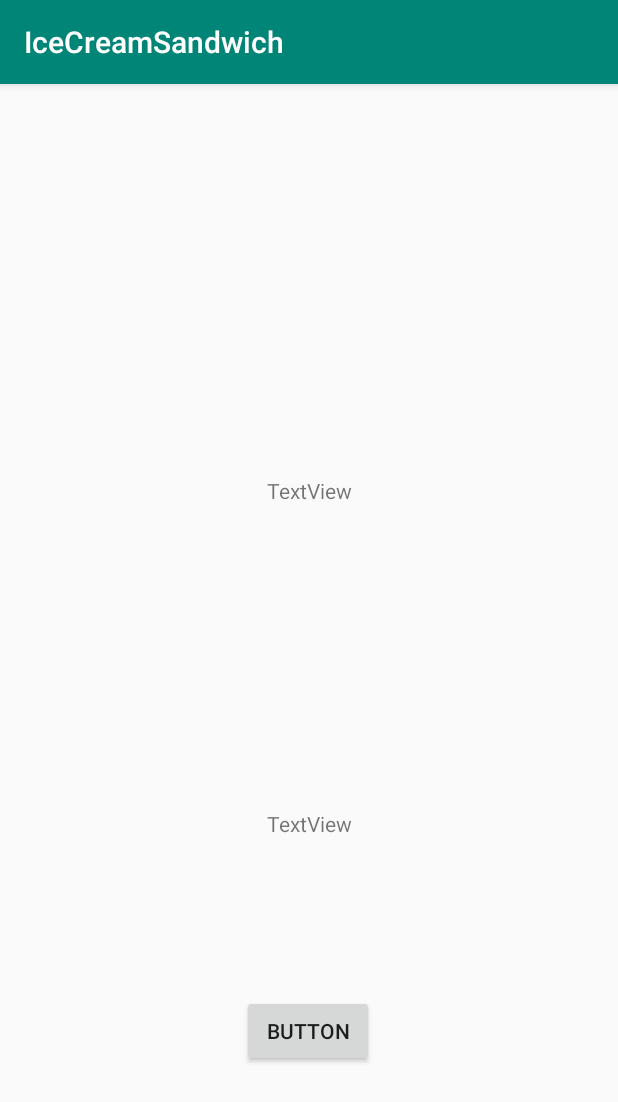
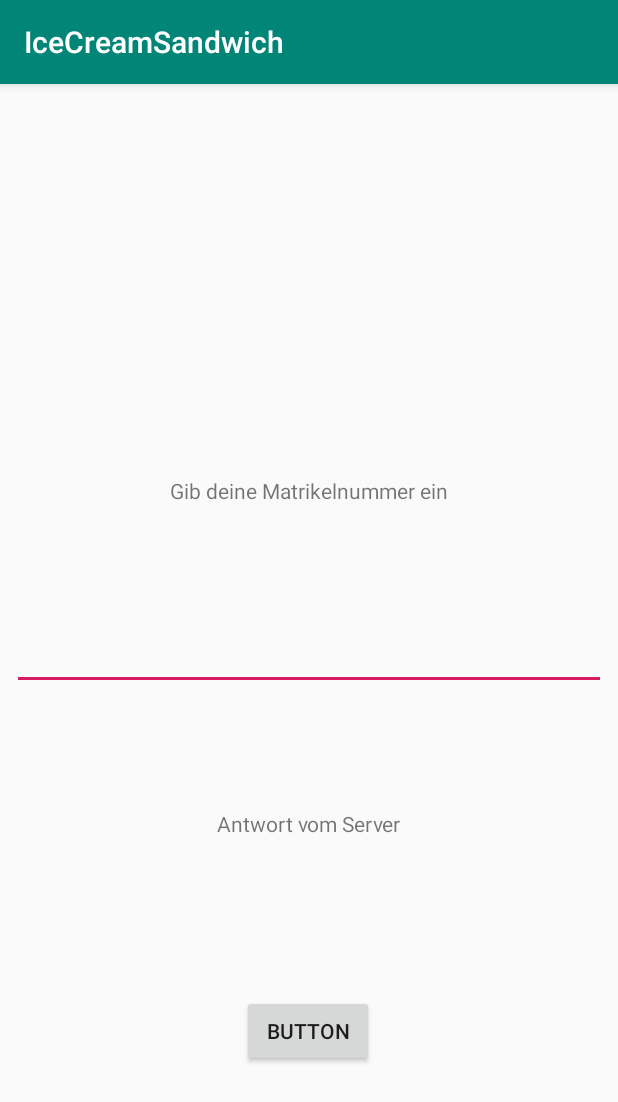
Before and after one commit to annawallner/IceCreamSandwich, an Android app: the screen it shows after launch (MainActivity), on a phone screen of 412 x 824 dp. Shown: the top 1102 px of the screen. Run offline under Robolectric (Android 15) with nearby library versions, the phone set to English and light mode, and no system bars.

Commit message:
Emulator installiert

```diff
--- a/IceCreamSandwich/app/src/main/java/com/example/icecreamsandwich/MainActivity.java
+++ b/IceCreamSandwich/app/src/main/java/com/example/icecreamsandwich/MainActivity.java
@@ -2,7 +2,9 @@ package com.example.icecreamsandwich;
 
 import android.support.v7.app.AppCompatActivity;
 import android.os.Bundle;
+import android.view.View;
 import android.widget.Button;
+import android.widget.EditText;
 import android.widget.TextView;
 
 public class MainActivity extends AppCompatActivity {
@@ -11,6 +13,7 @@ public class MainActivity extends AppCompatActivity {
     public TextView textView;
     public TextView textView2;
     public Button button;
+    public EditText editText;
 
     @Override
     protected void onCreate(Bundle savedInstanceState) {
@@ -21,5 +24,16 @@ public class MainActivity extends AppCompatActivity {
         textView = (TextView) findViewById(R.id.textView);
         textView2 = (TextView) findViewById(R.id.textView2);
         button = (Button) findViewById(R.id.button);
+        editText = (EditText) findViewById(R.id.editText);
+
+        //Text eingefügt
+        textView.setText("Gib deine Matrikelnummer ein");
+        textView2.setText("Antwort vom Server");
+        button.setOnClickListener(new View.OnClickListener() {
+            @Override
+            public void onClick(View v) {
+                String Button = editText.getText().toString();
+            }
+        });
     }
 }
--- a/IceCreamSandwich/app/src/main/res/layout/activity_main.xml
+++ b/IceCreamSandwich/app/src/main/res/layout/activity_main.xml
@@ -58,4 +58,19 @@
         app:layout_constraintTop_toTopOf="parent"
         app:layout_constraintVertical_bias="0.649" />
 
+    <EditText
+        android:id="@+id/editText"
+        android:layout_width="match_parent"
+        android:layout_height="40dp"
+        android:layout_marginStart="8dp"
+        android:layout_marginLeft="8dp"
+        android:layout_marginTop="8dp"
+        android:layout_marginEnd="8dp"
+        android:layout_marginRight="8dp"
+        android:layout_marginBottom="8dp"
+        app:layout_constraintBottom_toBottomOf="parent"
+        app:layout_constraintEnd_toEndOf="parent"
+        app:layout_constraintStart_toStartOf="parent"
+        app:layout_constraintTop_toTopOf="parent" />
+
 </android.support.constraint.ConstraintLayout>
```
